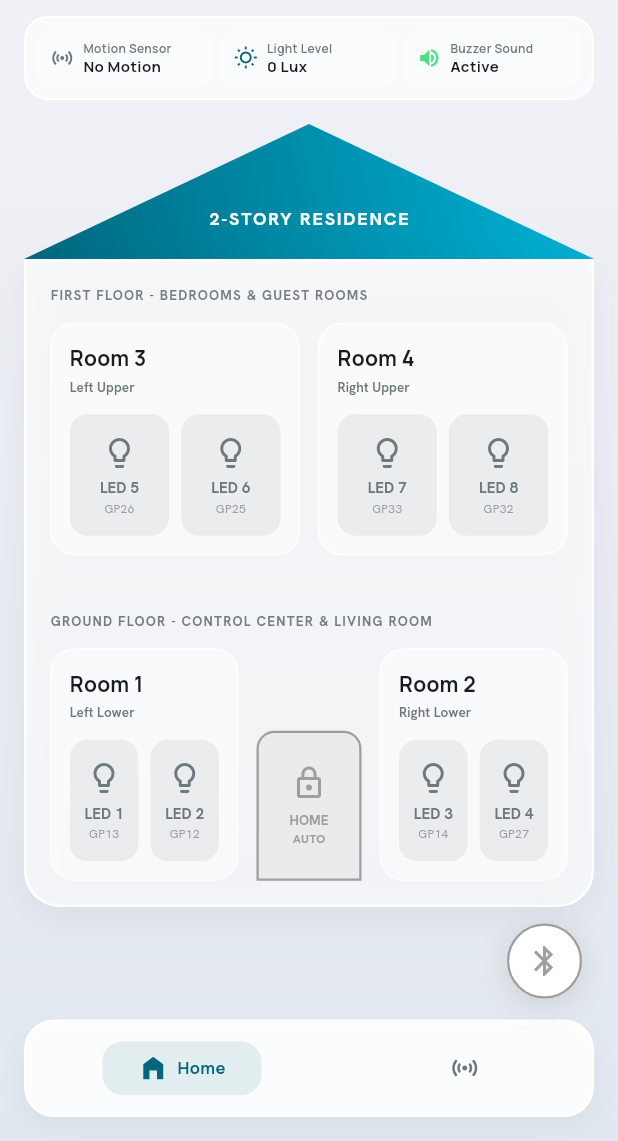
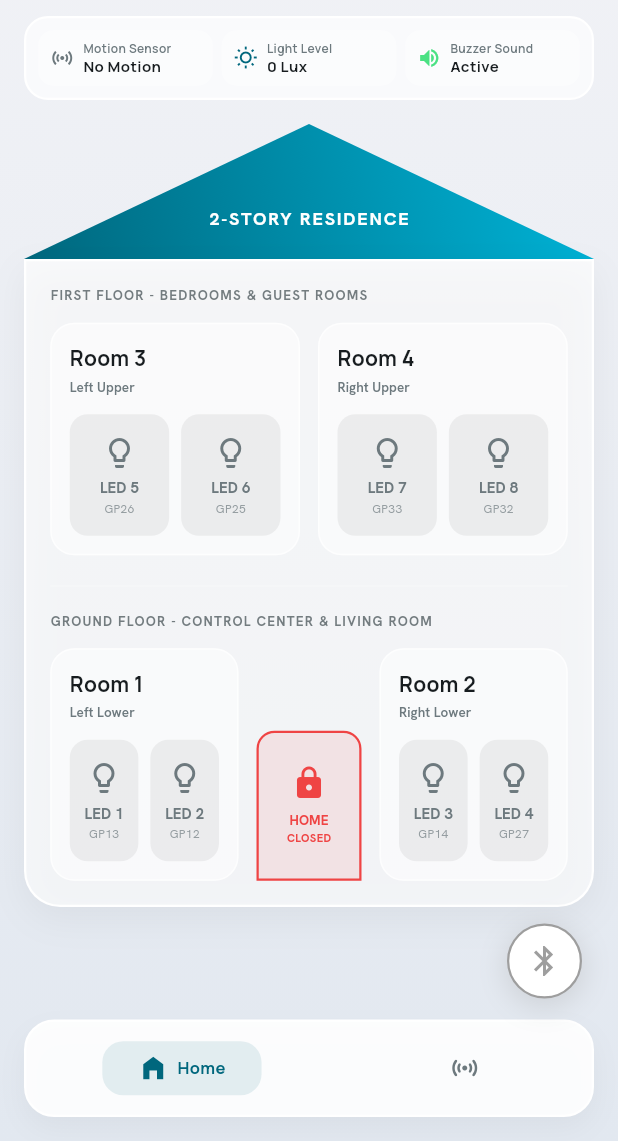
Before and after one commit to AbdellahElHilaly/IOT-esp32-flutter-app-mobile-controller-, a Flutter app: the screen it shows after launch, after a tap on "HOME", on a phone screen of 412 x 824 dp, the part 95-1236 px from its top. Run offline on Flutter 3.47's test engine with Material 3 defaults, Android fonts, the light colour scheme and no system bars; our stand-ins replace flutter_bluetooth_serial, google_fonts, permission_handler.

Commit message:
Rename home auto to home protection with red color styling in manual page widget

```diff
--- a/app mobile/lib/screens/home_screen.dart
+++ b/app mobile/lib/screens/home_screen.dart
@@ -1193,6 +1193,11 @@ class _HomeScreenState extends State<HomeScreen> with TickerProviderStateMixin {
   }
 
   Widget _buildHomeModeWidget(TextTheme textTheme) {
+    final isRed = _activeSubmittedPageIndex == 1 || _isHomeClosed;
+    final themeColor = isRed ? const Color(0xFFEF4444) : const Color(0xFF4AE183);
+    final text2 = _activeSubmittedPageIndex == 1 ? 'PROTECTION' : (_isHomeClosed ? 'CLOSED' : 'OPEN');
+    final icon = _activeSubmittedPageIndex == 1 ? Icons.security : (_isHomeClosed ? Icons.lock : Icons.lock_open);
+
     return GestureDetector(
       onTap: _toggleHomeMode,
       child: AnimatedContainer(
@@ -1200,19 +1205,13 @@ class _HomeScreenState extends State<HomeScreen> with TickerProviderStateMixin {
         width: 70,
         height: 100,
         decoration: BoxDecoration(
-          color: _isHomeClosed || _activeSubmittedPageIndex == 1
-              ? Colors.grey.withValues(alpha: 0.1)
-              : (_isHomeClosed
-                  ? const Color(0xFFEF4444).withValues(alpha: 0.1)
-                  : const Color(0xFF4AE183).withValues(alpha: 0.1)),
+          color: themeColor.withValues(alpha: 0.1),
           borderRadius: const BorderRadius.only(
             topLeft: Radius.circular(12),
             topRight: Radius.circular(12),
           ),
           border: Border.all(
-            color: _isHomeClosed || _activeSubmittedPageIndex == 1
-                ? Colors.grey
-                : (_isHomeClosed ? const Color(0xFFEF4444) : const Color(0xFF4AE183)),
+            color: themeColor,
             width: 1.5,
           ),
         ),
@@ -1220,10 +1219,8 @@ class _HomeScreenState extends State<HomeScreen> with TickerProviderStateMixin {
           mainAxisAlignment: MainAxisAlignment.center,
           children: [
             Icon(
-              _isHomeClosed || _activeSubmittedPageIndex == 1 ? Icons.lock_outline : (_isHomeClosed ? Icons.lock : Icons.lock_open),
-              color: _isHomeClosed || _activeSubmittedPageIndex == 1
-                  ? Colors.grey
-                  : (_isHomeClosed ? const Color(0xFFEF4444) : const Color(0xFF4AE183)),
+              icon,
+              color: themeColor,
               size: 24,
             ),
             const SizedBox(height: 6),
@@ -1232,21 +1229,15 @@ class _HomeScreenState extends State<HomeScreen> with TickerProviderStateMixin {
               style: textTheme.labelSmall?.copyWith(
                 fontSize: 9,
                 fontWeight: FontWeight.bold,
-                color: _isHomeClosed || _activeSubmittedPageIndex == 1
-                    ? Colors.grey
-                    : (_isHomeClosed ? const Color(0xFFEF4444) : const Color(0xFF4AE183)),
+                color: themeColor,
               ),
             ),
             Text(
-              _isHomeClosed || _activeSubmittedPageIndex == 1
-                  ? 'AUTO'
-                  : (_isHomeClosed ? 'CLOSED' : 'OPEN'),
+              text2,
               style: GoogleFonts.hankenGrotesk(
-                fontSize: 8,
+                fontSize: 7.5,
                 fontWeight: FontWeight.bold,
-                color: _isHomeClosed || _activeSubmittedPageIndex == 1
-                    ? Colors.grey
-                    : (_isHomeClosed ? const Color(0xFFEF4444) : const Color(0xFF4AE183)),
+                color: themeColor,
               ),
             ),
           ],
```
Also changed, not shown: 1 other file.
